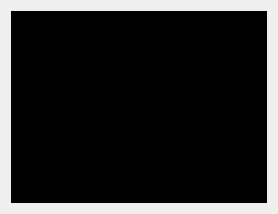
Before: the Qt Designer form childform.ui in cdesjardins/ComBomb, drawn with Qt 5.
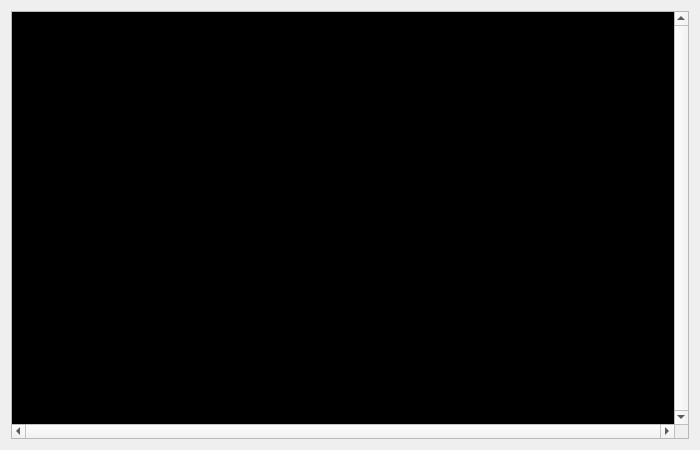
After: the same form once the commit is applied.

Diff of the .ui file:
```diff
--- a/childform.ui
+++ b/childform.ui
@@ -19,16 +19,75 @@
   <property name="windowTitle">
    <string>Form</string>
   </property>
-  <layout class="QGridLayout" name="gridLayout">
-   <property name="sizeConstraint">
-    <enum>QLayout::SetFixedSize</enum>
-   </property>
-   <item row="0" column="0">
+  <layout class="QVBoxLayout" name="verticalLayout">
+   <item>
     <widget class="QTextEdit" name="textEdit">
+     <property name="palette">
+      <palette>
+       <active>
+        <colorrole role="Text">
+         <brush brushstyle="SolidPattern">
+          <color alpha="255">
+           <red>255</red>
+           <green>255</green>
+           <blue>255</blue>
+          </color>
+         </brush>
+        </colorrole>
+        <colorrole role="Base">
+         <brush brushstyle="SolidPattern">
+          <color alpha="255">
+           <red>0</red>
+           <green>0</green>
+           <blue>0</blue>
+          </color>
+         </brush>
+        </colorrole>
+       </active>
+       <inactive>
+        <colorrole role="Text">
+         <brush brushstyle="SolidPattern">
+          <color alpha="255">
+           <red>255</red>
+           <green>255</green>
+           <blue>255</blue>
+          </color>
+         </brush>
+        </colorrole>
+        <colorrole role="Base">
+         <brush brushstyle="SolidPattern">
+          <color alpha="255">
+           <red>0</red>
+           <green>0</green>
+           <blue>0</blue>
+          </color>
+         </brush>
+        </colorrole>
+       </inactive>
+       <disabled>
+        <colorrole role="Text">
+         <brush brushstyle="SolidPattern">
+          <color alpha="255">
+           <red>120</red>
+           <green>120</green>
+           <blue>120</blue>
+          </color>
+         </brush>
+        </colorrole>
+        <colorrole role="Base">
+         <brush brushstyle="SolidPattern">
+          <color alpha="255">
+           <red>240</red>
+           <green>240</green>
+           <blue>240</blue>
+          </color>
+         </brush>
+        </colorrole>
+       </disabled>
+      </palette>
+     </property>
      <property name="styleSheet">
-      <string notr="true">color: rgb(255, 255, 255);
-background-color: rgb(0, 0, 0);
-font: 10pt &quot;Consolas&quot;;
+      <string notr="true">font: 10pt &quot;Consolas&quot;;
 font: 10pt &quot;Courier&quot;;
 font: 10pt &quot;Courier New&quot;;
 font: 10pt &quot;Terminal&quot;;</string>
@@ -37,10 +96,10 @@
       <enum>QFrame::StyledPanel</enum>
      </property>
      <property name="verticalScrollBarPolicy">
-      <enum>Qt::ScrollBarAsNeeded</enum>
+      <enum>Qt::ScrollBarAlwaysOn</enum>
      </property>
      <property name="horizontalScrollBarPolicy">
-      <enum>Qt::ScrollBarAsNeeded</enum>
+      <enum>Qt::ScrollBarAlwaysOn</enum>
      </property>
      <property name="undoRedoEnabled">
       <bool>false</bool>
```
